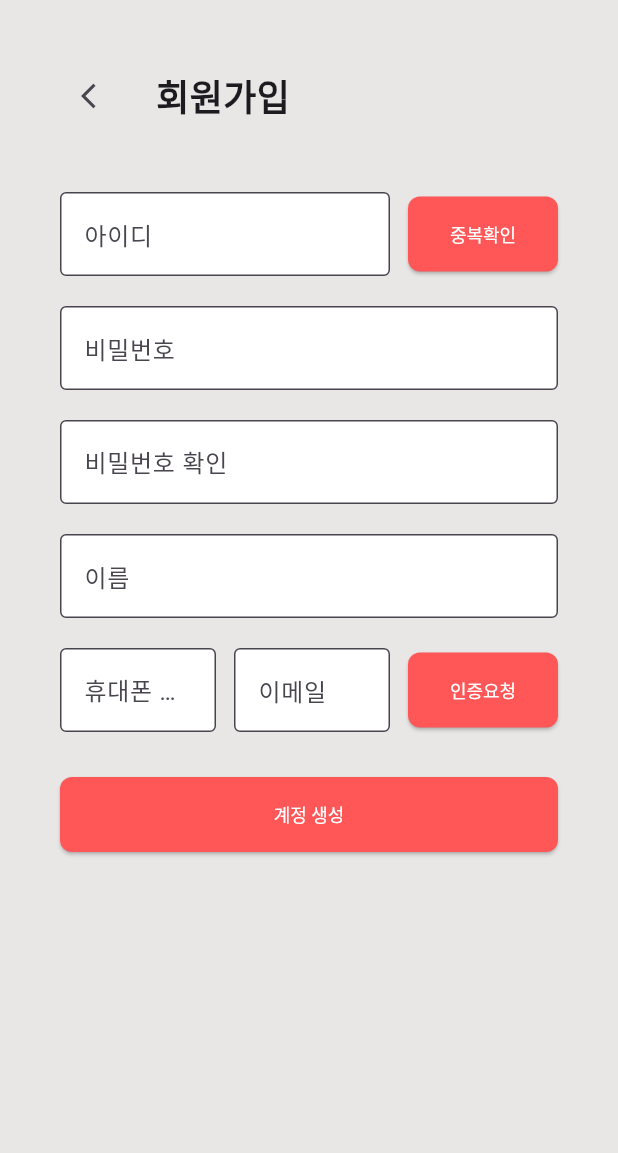
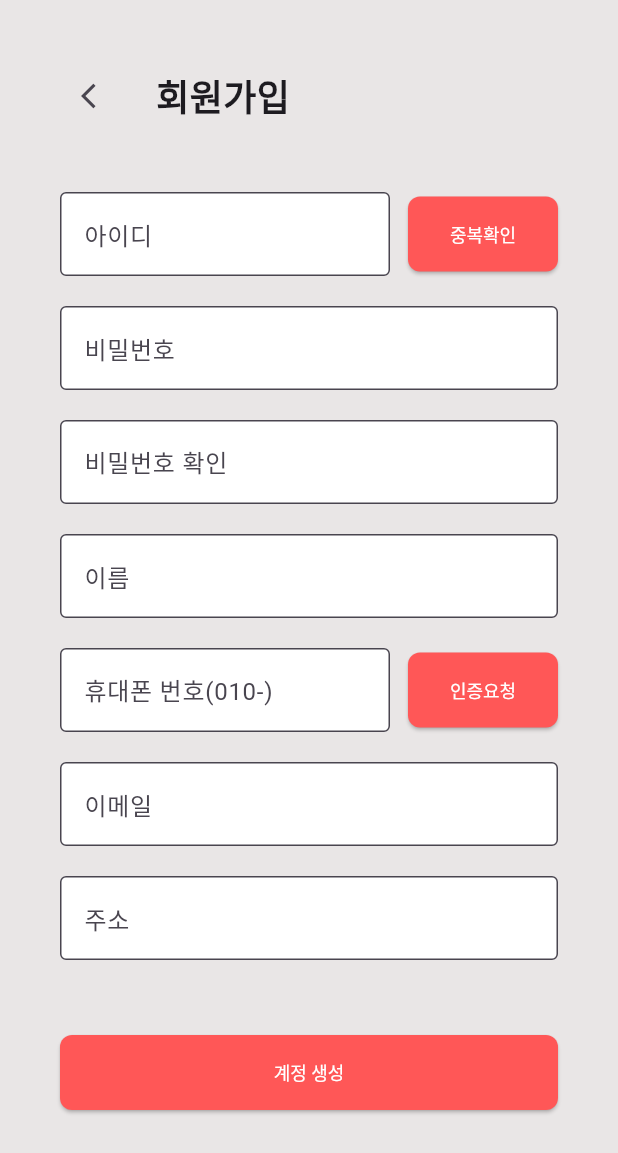
Before and after one commit to kmj20021/NEON, a Flutter app: the Register screen opened directly, after a tap on "계정 생성", on a phone screen of 412 x 824 dp. Shown: the top 1153 px of the screen. Run offline on Flutter 3.47's test engine with Material 3 defaults, Android fonts, the phone set to English and light mode, and no system bars; our stand-ins replace flutter_secure_storage, image_picker, jwt_decoder; accounts and stored records are empty.

Commit message:
주소 추가 이메일 분리:

```diff
--- a/frontend/f_neon/lib/Register.dart
+++ b/frontend/f_neon/lib/Register.dart
@@ -18,6 +18,7 @@ class _RegisterState extends State<Register> {
   final _nameController = TextEditingController();
   final _phoneController = TextEditingController();
   final _emailController = TextEditingController();
+  final _addressController = TextEditingController();
 
   String? _msg;
 
@@ -34,7 +35,7 @@ class _RegisterState extends State<Register> {
       final name = _nameController.text.trim();
       final email = _emailController.text.trim();
       final phone = _phoneController.text.trim();
-
+      final address = _addressController.text.trim();
 
       if (id.isEmpty) {
         throw Exception('ID를 입력해 주세요.');
@@ -54,8 +55,11 @@ class _RegisterState extends State<Register> {
       if (phone.isEmpty) {
         throw Exception('휴대폰 번호를 입력해 주세요.');
       }
+      if (address.isEmpty) {
+        throw Exception('주소소를 입력해 주세요.');
+      }
 
-      final msg = await _svc.signup(id, pw, name, phone, email);
+      final msg = await _svc.signup(id, pw, name, phone, email, address);
 
       if (!mounted) return;
       ScaffoldMessenger.of(context).showSnackBar(SnackBar(content: Text(msg)));
@@ -63,7 +67,7 @@ class _RegisterState extends State<Register> {
     } catch (e) {
       setState(() => _msg = e.toString().replaceFirst('Exception: ', ''));
     }
-  }//회원가입 함수
+  } //회원가입 함수
 
   @override
   void dispose() {
@@ -75,7 +79,6 @@ class _RegisterState extends State<Register> {
     _emailController.dispose();
     super.dispose();
   }
-
 
   //UI 빌드
   @override
@@ -178,29 +181,18 @@ class _RegisterState extends State<Register> {
                 ),
               ),
               const SizedBox(height: 20),
+
+              Column(
+                children: [
                   Row(
                     children: [
                       Expanded(
-      flex: 3,
                         child: TextField(
                           controller: _phoneController,
                           decoration: const InputDecoration(
                             filled: true,
                             fillColor: Colors.white,
                             labelText: "휴대폰 번호(010-)",
-          border: OutlineInputBorder(),
-        ),
-      ),
-    ),
-    const SizedBox(width: 12),
-    Expanded(
-      flex: 3,
-      child: TextField(
-        controller: _emailController,
-        decoration: const InputDecoration(
-          filled: true,
-          fillColor: Colors.white,
-          labelText: "이메일",
                             border: OutlineInputBorder(),
                           ),
                         ),
@@ -214,7 +206,7 @@ class _RegisterState extends State<Register> {
                             print("휴대번호");
                           },
                           style: ElevatedButton.styleFrom(
-          backgroundColor: const Color.fromARGB(255, 255, 87, 87),
+                            backgroundColor: Color.fromARGB(255, 255, 87, 87),
                             foregroundColor: Colors.white,
                             textStyle: const TextStyle(fontSize: 12),
                             shape: RoundedRectangleBorder(
@@ -224,6 +216,34 @@ class _RegisterState extends State<Register> {
                           child: const Text("인증요청", maxLines: 1),
                         ),
                       ),
+                    ],
+                  ),
+
+                  const SizedBox(height: 20),
+
+                  TextField(
+                    controller: _emailController,
+                    decoration: const InputDecoration(
+                      filled: true,
+                      fillColor: Colors.white,
+                      labelText: "이메일",
+                      border: OutlineInputBorder(),
+                    ),
+                  ),
+
+                  const SizedBox(height: 20),
+
+                  TextField(
+                    controller: _addressController,
+                    decoration: const InputDecoration(
+                      filled: true,
+                      fillColor: Colors.white,
+                      labelText: "주소",
+                      border: OutlineInputBorder(),
+                    ),
+                  ),
+
+                  const SizedBox(height: 20),
                 ],
               ),
               const SizedBox(height: 30),
```
Also changed, not shown: frontend/f_neon/lib/login_service.dart (+16 -6 lines). Lines whose indentation alone changed are shown as unchanged.
